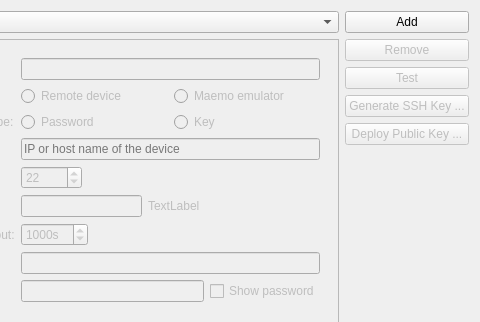
Above: src/plugins/qt4projectmanager/qt-maemo/maemosettingswidget.ui from qt-creator/qt-creator before the change; both pictures show x 122 to 602 and y 0 to 322 of the 602 by 421 pixel window. Below: the same form after it.
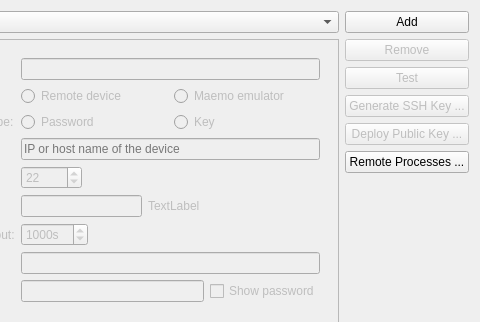
That is the form after the change. Custom widgets are drawn as their Qt base class.

Commit message: Maemo: Give users access to remote process list.

What changed in the file:
```diff
--- a/src/plugins/qt4projectmanager/qt-maemo/maemosettingswidget.ui
+++ b/src/plugins/qt4projectmanager/qt-maemo/maemosettingswidget.ui
@@ -368,6 +368,13 @@
        </property>
       </widget>
      </item>
+     <item>
+      <widget class="QPushButton" name="remoteProcessesButton">
+       <property name="text">
+        <string>Remote Processes ...</string>
+       </property>
+      </widget>
+     </item>
      <item>
       <spacer name="verticalSpacer">
        <property name="orientation">
```
Left out of the diff: 27 changed lines with no effect on the pictures. The commit also changes 8 other files.
